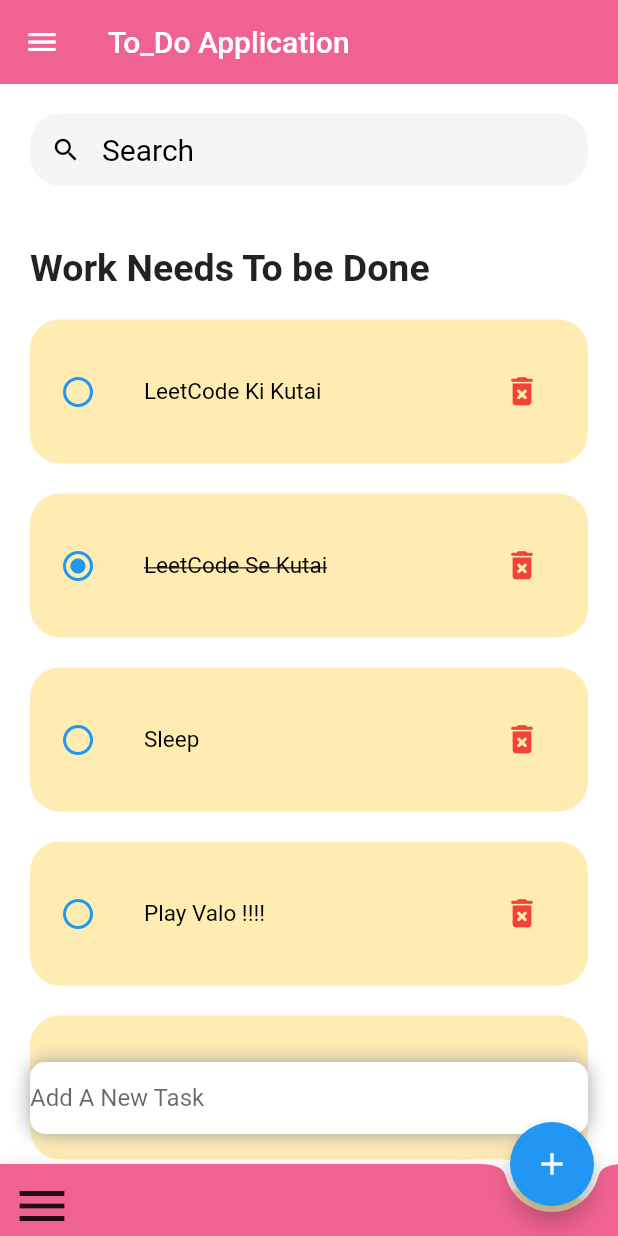
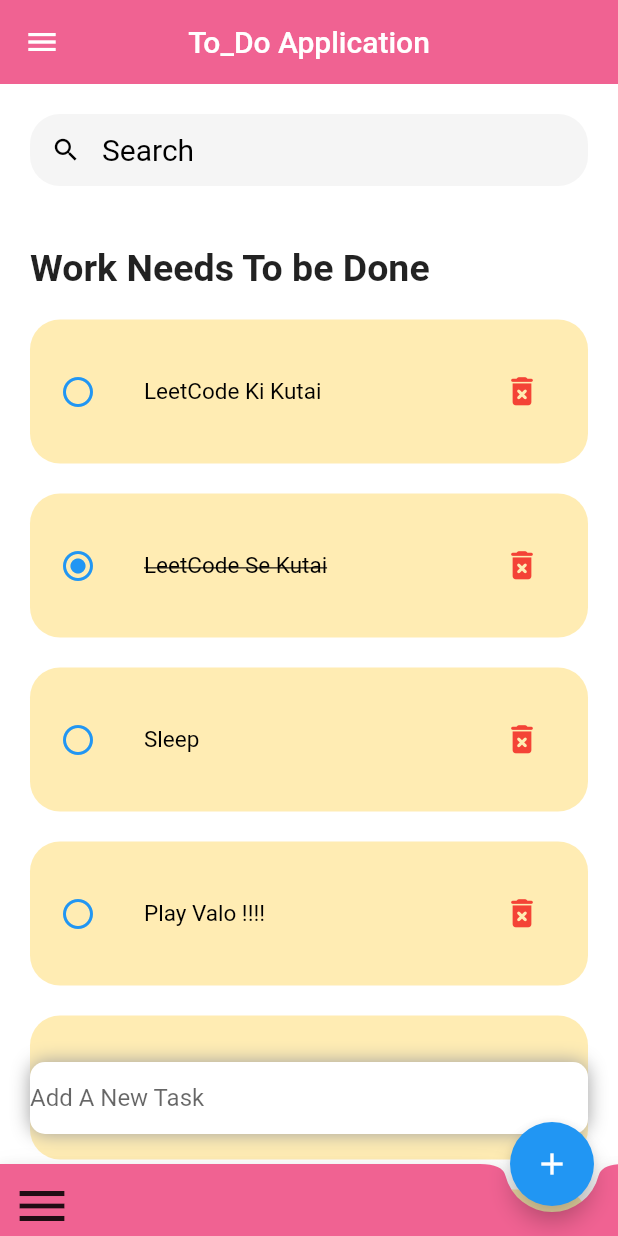
Before and after one commit to Ashish1367/Flutter-todo-app, a Flutter app: the screen it shows after launch, on a phone screen of 412 x 824 dp. Run offline on Flutter 3.47's test engine with Material 2 defaults, Android fonts, the phone set to English and light mode, and no system bars.

Commit message:
minor changes

```diff
--- a/lib/screens/home.dart
+++ b/lib/screens/home.dart
@@ -174,7 +174,11 @@ class _HomeState extends State<Home> {
     return AppBar(
       elevation: 0,
       backgroundColor: Colors.pink[300],
-      title: const Text('To_Do Application'),
+      title: const Text(
+        'To_Do Application',
+        textAlign: TextAlign.center,
+      ),
+      centerTitle: true,
     );
   }
 
```
